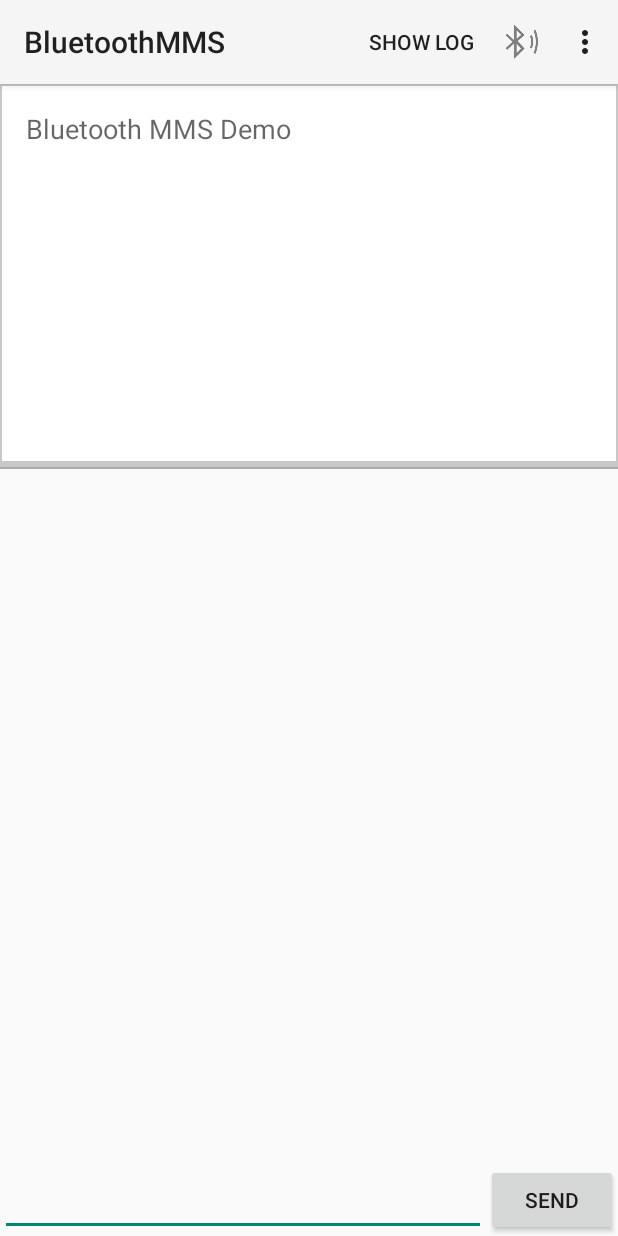
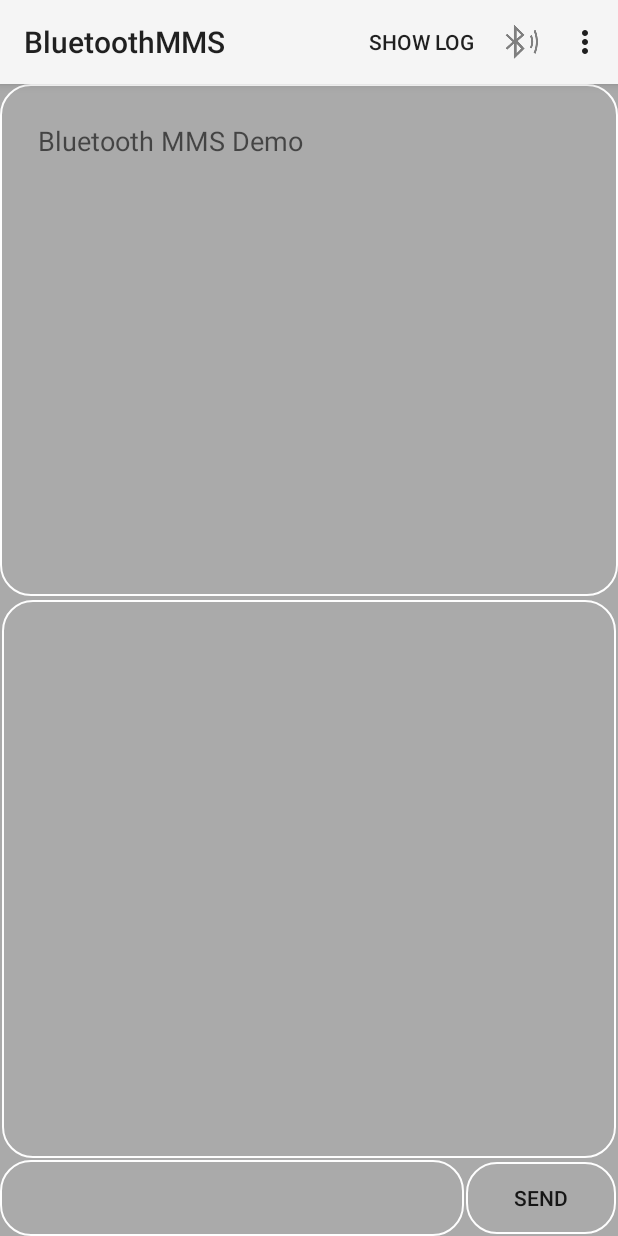
Before and after one commit to odier7599/bleMMS, an Android app: the screen it shows after launch (MainActivity), on a phone screen of 412 x 824 dp. Run offline under Robolectric (Android 15) with nearby library versions, the phone set to English and light mode, and no system bars.

Commit message:
UI round corner

```diff
--- /dev/null
+++ b/Application/src/main/res/drawable/translucent.xml
@@ -0,0 +1,10 @@
+<?xml version="1.0" encoding="utf-8"?>
+<shape xmlns:android="http://schemas.android.com/apk/res/android">
+    <solid android:color="@android:color/transparent" />
+    <stroke android:width="1dip" android:color="#fefefe" />
+    <corners android:radius="20dp"/>
+    <padding android:bottom="10dp"
+        android:left="10dp"
+        android:right="10dp"
+        android:top="10dp"/>
+</shape>
--- a/Application/src/main/res/layout/activity_main.xml
+++ b/Application/src/main/res/layout/activity_main.xml
@@ -13,52 +13,57 @@
   See the License for the specific language governing permissions and
   limitations under the License.
   -->
-<LinearLayout
-      xmlns:android="http://schemas.android.com/apk/res/android"
-      android:orientation="vertical"
+<LinearLayout xmlns:android="http://schemas.android.com/apk/res/android"
+    xmlns:tools="http://schemas.android.com/tools"
+    android:id="@+id/sample_main_layout"
     android:layout_width="match_parent"
     android:layout_height="match_parent"
-      android:id="@+id/sample_main_layout">
+    android:background="@android:color/darker_gray"
+    android:orientation="vertical">
 
     <ViewAnimator
         android:id="@+id/sample_output"
         android:layout_width="match_parent"
         android:layout_height="0px"
-          android:layout_weight="1">
+        android:layout_weight="2"
+        android:background="@drawable/translucent">
 
         <ScrollView
-              style="@style/Widget.SampleMessageTile"
+            style="@android:style/Widget.Material.ScrollView"
             android:layout_width="match_parent"
-              android:layout_height="match_parent">
+            android:layout_height="match_parent"
+            android:padding="15dp">
 
             <TextView
                 style="@style/Widget.SampleMessage"
                 android:layout_width="match_parent"
                 android:layout_height="wrap_content"
-                  android:paddingLeft="@dimen/horizontal_page_margin"
-                  android:paddingRight="@dimen/horizontal_page_margin"
-                  android:paddingTop="@dimen/vertical_page_margin"
-                  android:paddingBottom="@dimen/vertical_page_margin"
                 android:text="@string/intro_message" />
         </ScrollView>
 
         <fragment
+            android:id="@+id/log_fragment"
             android:name="com.example.android.common.logger.LogFragment"
-              android:id="@+id/log_fragment"
             android:layout_width="match_parent"
-              android:layout_height="match_parent" />
+            android:layout_height="match_parent"
+            android:layout_marginBottom="0dp"
+            android:background="@drawable/translucent" />
 
     </ViewAnimator>
 
     <View
         android:layout_width="match_parent"
         android:layout_height="1dp"
-          android:background="@android:color/darker_gray" />
+        android:background="@android:color/darker_gray"
+        android:visibility="visible" />
 
     <FrameLayout
         android:id="@+id/sample_content_fragment"
+        android:layout_width="match_parent"
+        android:layout_height="wrap_content"
+        android:layout_margin="0dp"
         android:layout_weight="2"
-          android:layout_width="match_parent"
-          android:layout_height="0px" />
+        android:background="@drawable/translucent"
+        android:padding="0dp" />
 
 </LinearLayout>
--- a/Application/src/main/res/layout/fragment_bluetooth_chat.xml
+++ b/Application/src/main/res/layout/fragment_bluetooth_chat.xml
@@ -15,34 +15,44 @@
  limitations under the License.
 -->
 <LinearLayout xmlns:android="http://schemas.android.com/apk/res/android"
-              android:layout_width="match_parent"
-              android:layout_height="match_parent"
-              android:orientation="vertical" >
+    android:layout_width="match_parent"
+    android:layout_height="match_parent"
+    android:layout_margin="0dp"
+    android:background="@android:color/darker_gray"
+    android:orientation="vertical">
 
     <ListView
         android:id="@+id/in"
         android:layout_width="match_parent"
         android:layout_height="match_parent"
+        android:layout_margin="1dp"
         android:layout_weight="1"
+        android:background="@drawable/translucent"
+        android:padding="15dp"
         android:stackFromBottom="true"
         android:transcriptMode="alwaysScroll" />
 
     <LinearLayout
         android:layout_width="match_parent"
         android:layout_height="wrap_content"
-        android:orientation="horizontal" >
+        android:orientation="horizontal">
 
         <EditText
             android:id="@+id/edit_text_out"
-            android:layout_width="wrap_content"
-            android:layout_height="wrap_content"
-            android:layout_gravity="bottom"
-            android:layout_weight="1" />
+            android:layout_width="match_parent"
+            android:layout_height="match_parent"
+            android:layout_weight="2"
+            android:background="@drawable/translucent"
+            android:padding="5dp" />
 
         <Button
             android:id="@+id/button_send"
-            android:layout_width="wrap_content"
-            android:layout_height="wrap_content"
+            android:layout_width="match_parent"
+            android:layout_height="match_parent"
+            android:layout_margin="1dp"
+            android:layout_weight="6"
+            android:background="@drawable/translucent"
+            android:padding="1dp"
             android:text="@string/send" />
     </LinearLayout>
 
```
Also changed, not shown: 83 other files. Lines whose indentation alone changed are shown as unchanged.
